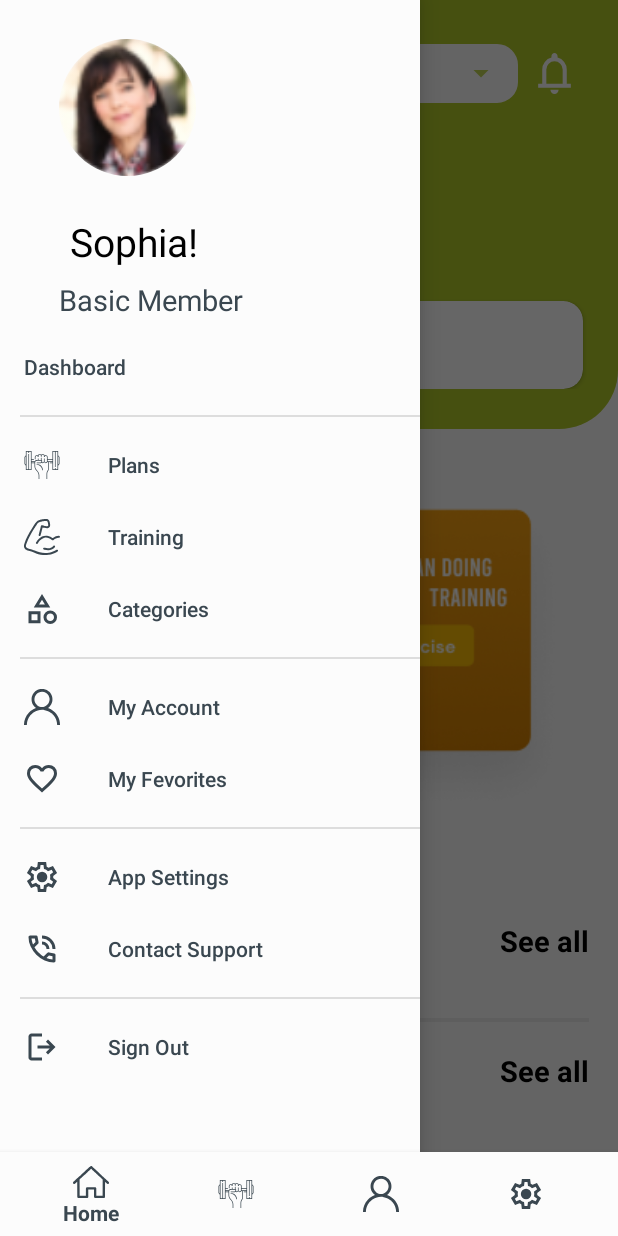
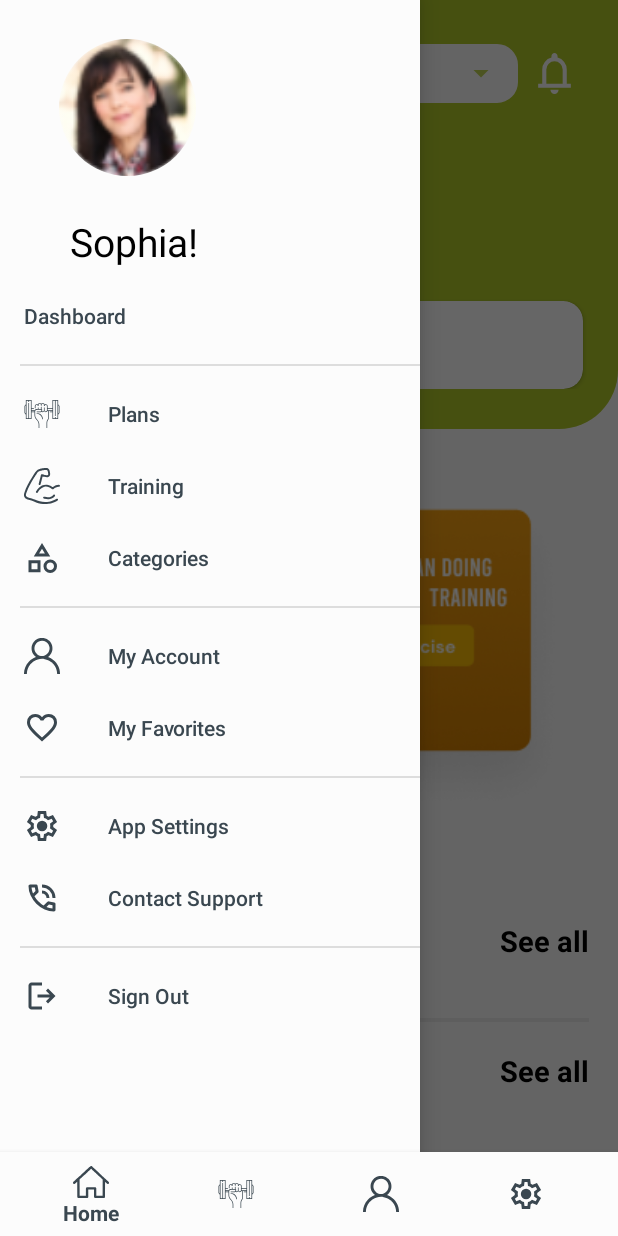
Before and after one commit to SumitJKshirsagar/Well-Fit, an Android app: the screen it shows after launch (home), in the side drawer, after a tap on "Plans", on a phone screen of 412 x 824 dp. Run offline under Robolectric (Android 15) with nearby library versions, the phone set to English and light mode, and no system bars; our stand-ins replace CircleImageView, Firebase (no records; nobody signed in at launch, a user with empty details on screens opened directly), sdp/ssp sizes.

Commit message:
phase 1 & 2

```diff
--- a/app/src/main/java/UI/HomeFragment.java
+++ b/app/src/main/java/UI/HomeFragment.java
@@ -22,6 +22,8 @@ import com.bumptech.glide.Glide;
 import Models.Category;
 import com.example.well_fit.R;
 import Models.Suggest;
+
+import com.google.android.material.navigation.NavigationView;
 import com.google.firebase.auth.FirebaseAuth;
 import com.google.firebase.auth.FirebaseUser;
 import com.google.firebase.firestore.DocumentSnapshot;
@@ -34,12 +36,15 @@ import java.util.List;
 import AboutUserUi.CategoryFragment;
 import adapters.CategoryAdapter;
 import adapters.SuggestAdapter;
+import de.hdodenhof.circleimageview.CircleImageView;
 
 public class HomeFragment extends Fragment {
     private FrameLayout frameLayout;
     private FirebaseAuth mAuth;
+
+    private CircleImageView img;
     private ImageView dp, drawer;
-    private TextView username, time, see;
+    private TextView username, time, see, user;
     private FirebaseFirestore db;
     private RecyclerView categoryRecyclerView;
     private RecyclerView suggestRecyclerView;
@@ -109,6 +114,11 @@ public class HomeFragment extends Fragment {
             }
         });
 
+        NavigationView navigationView = view.findViewById(R.id.navigationView);
+        View headerView = navigationView.getHeaderView(0);
+        user = headerView.findViewById(R.id.user);
+        img = headerView.findViewById(R.id.profile_img);
+
         // Load user's data and set time
         loadUserData();
         setTimeGreeting();
@@ -148,7 +158,9 @@ public class HomeFragment extends Fragment {
                     String userName = documentSnapshot.getString("name");
                     String userImageUrl = documentSnapshot.getString("photoUrl");
                     username.setText(userName + "!");
+                    user.setText(userName);
                     Glide.with(HomeFragment.this).load(userImageUrl).into(dp);
+                    Glide.with(HomeFragment.this).load(userImageUrl).into(img);
                 }
             }).addOnFailureListener(e -> {
                 // Handle failure
--- a/app/src/main/res/layout/nav_header.xml
+++ b/app/src/main/res/layout/nav_header.xml
@@ -3,6 +3,7 @@
     android:layout_width="match_parent"
     android:layout_height="wrap_content"
     android:background="@color/white"
+    android:id="@+id/nav_header"
     android:orientation="vertical">
 
 
@@ -19,7 +20,7 @@
 
 
     <TextView
-        android:id="@+id/greetings_txt"
+        android:id="@+id/user"
         android:layout_width="wrap_content"
         android:layout_height="wrap_content"
         android:layout_marginLeft="@dimen/_36sdp"
@@ -30,17 +31,5 @@
         app:layout_constraintStart_toStartOf="parent"
         app:layout_constraintTop_toBottomOf="@+id/profile_img" />
 
-    <TextView
-        android:id="@+id/username"
-        android:layout_width="wrap_content"
-        android:layout_height="wrap_content"
-        android:layout_marginLeft="@dimen/_30sdp"
-        android:layout_marginTop="@dimen/_6sdp"
-        android:text="Basic Member"
-        android:textColor="@color/grey"
-        android:textSize="@dimen/_15ssp"
-        app:layout_constraintStart_toStartOf="parent"
-        app:layout_constraintTop_toBottomOf="@+id/greetings_txt" />
-
 
 </androidx.constraintlayout.widget.ConstraintLayout>
--- a/app/src/main/res/menu/nav_menu.xml
+++ b/app/src/main/res/menu/nav_menu.xml
@@ -29,7 +29,7 @@
         <item
             android:id="@+id/Myfev"
             android:icon="@drawable/favorite_24dp_fill0_wght400_grad0_opsz24"
-            android:title="My Fevorites" />
+            android:title="My Favorites" />
     </group>
 
     <group android:id="@+id/group_divider4"
```
